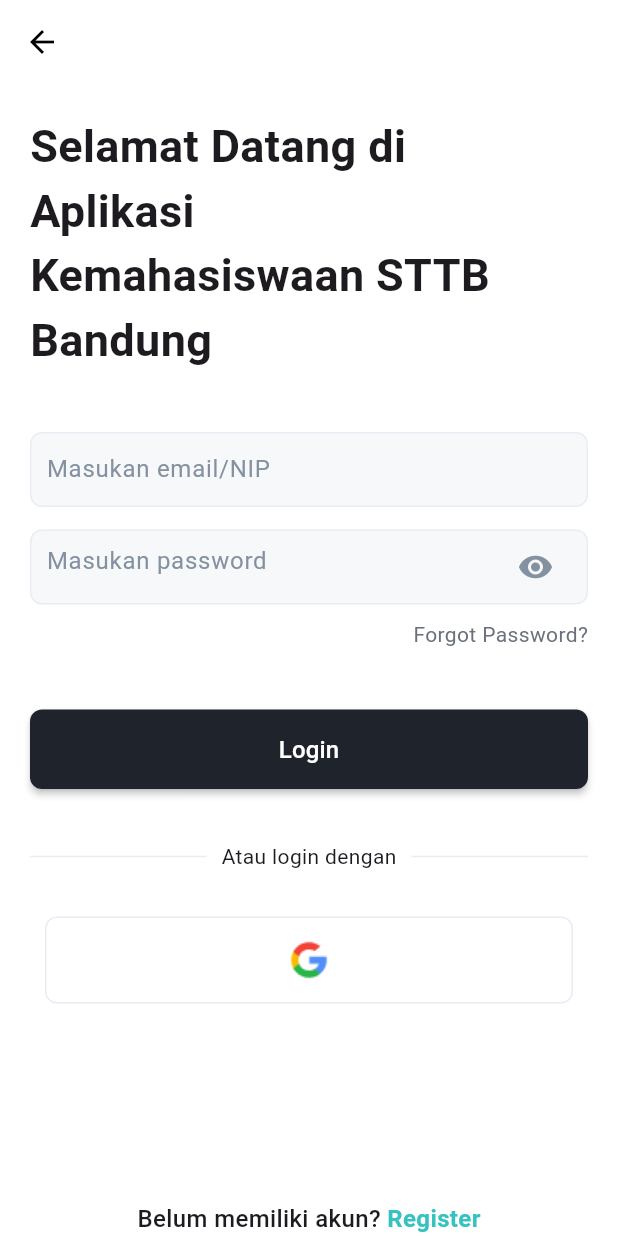
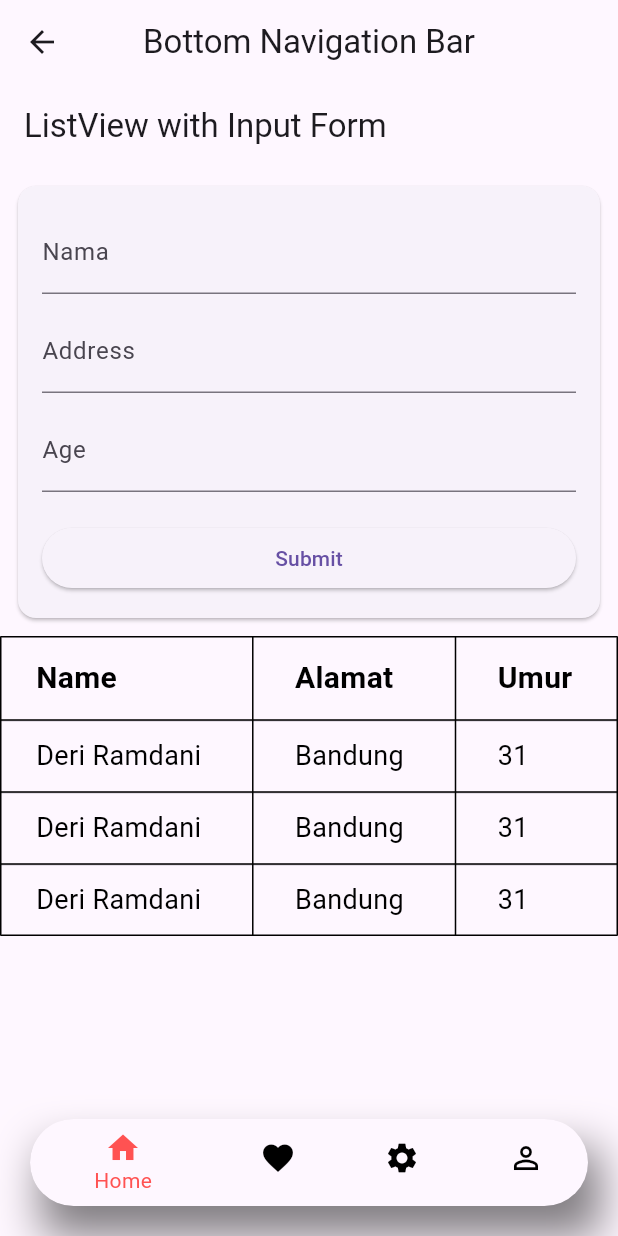
Before and after one commit to derivnr/uts_flutter, a Flutter app: the LoginScreen screen opened directly, after a tap on "Login", on a phone screen of 412 x 824 dp. Run offline on Flutter 3.47's test engine with Material 3 defaults, Android fonts, the phone set to English and light mode, and no system bars; our stand-ins replace pinput.

Commit message:
Listview, navbar, about us

```diff
--- a/lib/main.dart
+++ b/lib/main.dart
@@ -1,5 +1,7 @@
 import 'package:flutter/material.dart';
-import 'package:uts_flutter/screens/welcome_screen.dart';
+// import 'package:uts_flutter/screens/welcome_screen.dart';
+import 'package:uts_flutter/screens/splash_screen.dart';
+// import 'package:uts_flutter/screens/bottom_nav_bar.dart';
 
 void main() {
   runApp(const MyApp());
@@ -12,7 +14,7 @@ class MyApp extends StatelessWidget {
   Widget build(BuildContext context) {
     return const MaterialApp(
       debugShowCheckedModeBanner: false,
-      home: WelcomeScreen(),
+      home: SplashScreen(),
     );
   }
 }
--- /dev/null
+++ b/lib/model/user.dart
@@ -0,0 +1,7 @@
+class User {
+  String name;
+  String alamat;
+  String umur;
+
+  User({required this.name, required this.alamat, required this.umur});
+}
--- /dev/null
+++ b/lib/screens/bottom_nav_bar.dart
@@ -0,0 +1,64 @@
+import 'package:flutter/material.dart';
+import 'package:uts_flutter/screens/favorite.dart';
+import 'package:uts_flutter/screens/home.dart';
+import 'package:uts_flutter/screens/profile.dart';
+import 'package:uts_flutter/screens/setting.dart';
+
+class MyButtomNavBar extends StatefulWidget {
+  const MyButtomNavBar({super.key});
+
+  @override
+  State<MyButtomNavBar> createState() => _MyButtomNavBarState();
+}
+
+class _MyButtomNavBarState extends State<MyButtomNavBar> {
+  int myCurrentIndex = 0;
+  List pages = const [
+    HomePage(),
+    FavoritePage(),
+    SettingPage(),
+    ProfilePage(),
+  ];
+  @override
+  Widget build(BuildContext context) {
+    return Scaffold(
+      extendBody: true,
+      appBar: AppBar(
+        centerTitle: true,
+        title: const Text("Bottom Navigation Bar"),
+      ),
+      bottomNavigationBar: Container(
+        margin: const EdgeInsets.symmetric(horizontal: 20, vertical: 20),
+        decoration: BoxDecoration(boxShadow: [
+          BoxShadow(
+              color: Colors.black.withOpacity(0.5),
+              blurRadius: 25,
+              offset: const Offset(8, 20))
+        ]),
+        child: ClipRRect(
+          borderRadius: BorderRadius.circular(30),
+          child: BottomNavigationBar(
+              // backgroundColor: Colors.transparent,
+              selectedItemColor: Colors.redAccent,
+              unselectedItemColor: Colors.black,
+              currentIndex: myCurrentIndex,
+              onTap: (index) {
+                setState(() {
+                  myCurrentIndex = index;
+                });
+              },
+              items: const [
+                BottomNavigationBarItem(icon: Icon(Icons.home), label: "Home"),
+                BottomNavigationBarItem(
+                    icon: Icon(Icons.favorite), label: "Data Mahasiswa"),
+                BottomNavigationBarItem(
+                    icon: Icon(Icons.settings), label: "Setting"),
+                BottomNavigationBarItem(
+                    icon: Icon(Icons.person_outline), label: "About"),
+              ]),
+        ),
+      ),
+      body: pages[myCurrentIndex],
+    );
+  }
+}
--- /dev/null
+++ b/lib/screens/favorite.dart
@@ -0,0 +1,80 @@
+import 'package:flutter/material.dart';
+
+class FavoritePage extends StatelessWidget {
+  const FavoritePage({super.key});
+
+  @override
+  Widget build(BuildContext context) {
+    return Scaffold(
+      body: ListView.builder(
+        itemCount: 1,
+        itemBuilder: (context, index) {
+          return DataTable(
+            border: TableBorder.all(),
+            headingTextStyle: const TextStyle(
+              fontSize: 20,
+              fontWeight: FontWeight.bold,
+              color: Colors.black,
+            ),
+            dataTextStyle: const TextStyle(color: Colors.black, fontSize: 18),
+            columns: const [
+              DataColumn(label: Text("Name")),
+              DataColumn(label: Text("Alamat")),
+              DataColumn(label: Text("Umur"))
+            ],
+            rows: const [
+              DataRow(cells: [
+                DataCell(Text("Deri Ramdani")),
+                DataCell(Text("Bandung")),
+                DataCell(Text("31")),
+              ]),
+              DataRow(cells: [
+                DataCell(Text("Deri Ramdani")),
+                DataCell(Text("Bandung")),
+                DataCell(Text("31")),
+              ]),
+              DataRow(cells: [
+                DataCell(Text("Deri Ramdani")),
+                DataCell(Text("Bandung")),
+                DataCell(Text("31")),
+              ]),
+            ],
+          );
+        },
+      ),
+      // body: Center(
+      //   child: DataTable(
+      //     border: TableBorder.all(),
+      //     headingTextStyle: const TextStyle(
+      //       fontSize: 20,
+      //       fontWeight: FontWeight.bold,
+      //       color: Colors.black,
+      //     ),
+      //     dataTextStyle: const TextStyle(color: Colors.black, fontSize: 18),
+      //     columns: const [
+      //       DataColumn(label: Text("Name")),
+      //       DataColumn(label: Text("Alamat")),
+      //       DataColumn(label: Text("Umur"))
+      //     ],
+      //     rows: const [
+      //       DataRow(cells: [
+      //         DataCell(Text("Deri Ramdani")),
+      //         DataCell(Text("Bandung")),
+      //         DataCell(Text("31")),
+      //       ]),
+      //       DataRow(cells: [
+      //         DataCell(Text("Deri Ramdani")),
+      //         DataCell(Text("Bandung")),
+      //         DataCell(Text("31")),
+      //       ]),
+      //       DataRow(cells: [
+      //         DataCell(Text("Deri Ramdani")),
+      //         DataCell(Text("Bandung")),
+      //         DataCell(Text("31")),
+      //       ]),
+      //     ],
+      //   ),
+      // ),
+    );
+  }
+}
--- /dev/null
+++ b/lib/screens/home.dart
@@ -0,0 +1,120 @@
+import 'package:flutter/foundation.dart';
+import 'package:flutter/material.dart';
+
+class HomePage extends StatelessWidget {
+  const HomePage({super.key});
+
+  @override
+  Widget build(BuildContext context) {
+    return MaterialApp(
+      debugShowCheckedModeBanner: false,
+      home: Scaffold(
+        appBar: AppBar(
+          title: const Text('ListView with Input Form'),
+        ),
+        body: Column(
+          children: [
+            const Padding(
+              padding: EdgeInsets.all(8.0),
+              child: InputForm(),
+            ),
+            Expanded(
+              child: ListView.builder(
+                itemCount: 1,
+                itemBuilder: (context, index) {
+                  return DataTable(
+                    border: TableBorder.all(),
+                    headingTextStyle: const TextStyle(
+                      fontSize: 20,
+                      fontWeight: FontWeight.bold,
+                      color: Colors.black,
+                    ),
+                    dataTextStyle:
+                        const TextStyle(color: Colors.black, fontSize: 18),
+                    columns: const [
+                      DataColumn(label: Text("Name")),
+                      DataColumn(label: Text("Alamat")),
+                      DataColumn(label: Text("Umur"))
+                    ],
+                    rows: const [
+                      DataRow(cells: [
+                        DataCell(Text("Deri Ramdani")),
+                        DataCell(Text("Bandung")),
+                        DataCell(Text("31")),
+                      ]),
+                      DataRow(cells: [
+                        DataCell(Text("Deri Ramdani")),
+                        DataCell(Text("Bandung")),
+                        DataCell(Text("31")),
+                      ]),
+                      DataRow(cells: [
+                        DataCell(Text("Deri Ramdani")),
+                        DataCell(Text("Bandung")),
+                        DataCell(Text("31")),
+                      ]),
+                    ],
+                  );
+                },
+              ),
+            ),
+          ],
+        ),
+      ),
+    );
+  }
+}
+
+class InputForm extends StatefulWidget {
+  const InputForm({super.key});
+
+  @override
+  _InputFormState createState() => _InputFormState();
+}
+
+class _InputFormState extends State<InputForm> {
+  final TextEditingController nameController = TextEditingController();
+  final TextEditingController addressController = TextEditingController();
+  final TextEditingController ageController = TextEditingController();
+
+  @override
+  Widget build(BuildContext context) {
+    return Card(
+      child: Padding(
+        padding: const EdgeInsets.all(16.0),
+        child: Column(
+          crossAxisAlignment: CrossAxisAlignment.stretch,
+          children: [
+            TextField(
+              controller: nameController,
+              decoration: const InputDecoration(labelText: 'Nama'),
+            ),
+            const SizedBox(height: 10),
+            TextField(
+              controller: addressController,
+              decoration: const InputDecoration(labelText: 'Address'),
+            ),
+            const SizedBox(height: 10),
+            TextField(
+              controller: ageController,
+              decoration: const InputDecoration(labelText: 'Age'),
+              keyboardType: TextInputType.number,
+            ),
+            const SizedBox(height: 20),
+            ElevatedButton(
+              onPressed: () {
+                String name = nameController.text;
+                String address = addressController.text;
+                String age = ageController.text;
+
+                if (kDebugMode) {
+                  print('Name: $name, Address: $address, Age: $age');
+                }
+              },
+              child: const Text('Submit'),
+            ),
+          ],
+        ),
+      ),
+    );
+  }
+}
--- a/lib/screens/login_screen.dart
+++ b/lib/screens/login_screen.dart
@@ -1,6 +1,7 @@
 import 'package:flutter/material.dart';
 import 'package:uts_flutter/screens/forgot_password_screen.dart';
 import 'package:uts_flutter/screens/register_screen.dart';
+import 'package:uts_flutter/screens/bottom_nav_bar.dart';
 
 class LoginScreen extends StatefulWidget {
   const LoginScreen({Key? key}) : super(key: key);
@@ -151,7 +152,7 @@ class _LoginScreenState extends State<LoginScreen> {
                         Navigator.push(
                             context,
                             MaterialPageRoute(
-                                builder: (context) => const LoginScreen()));
+                                builder: (context) => const MyButtomNavBar()));
                       },
                       child: const Padding(
                         padding: EdgeInsets.all(15.0),
--- a/pubspec.yaml
+++ b/pubspec.yaml
@@ -35,6 +35,7 @@ dependencies:
   # Use with the CupertinoIcons class for iOS style icons.
   cupertino_icons: ^1.0.2
   pinput: ^2.2.31
+  lottie: ^2.7.0
 
 dev_dependencies:
   flutter_test:
```
Also changed, not shown: lib/screens/profile.dart (added, +37 -0 lines), lib/screens/setting.dart (added, +17 -0 lines), lib/screens/splash_screen.dart (added, +62 -0 lines), assets/deri.png (added), assets/img - Copy (2).png (added), assets/img - Copy.png (added), assets/img.png (added), pubspec.lock.
